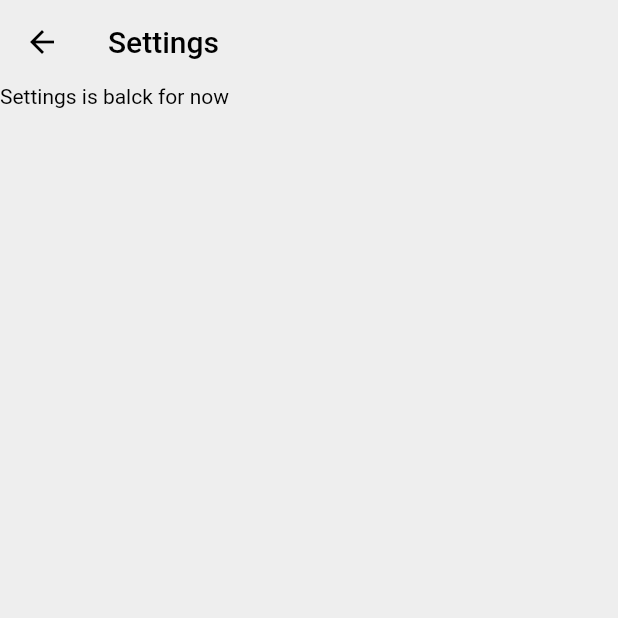
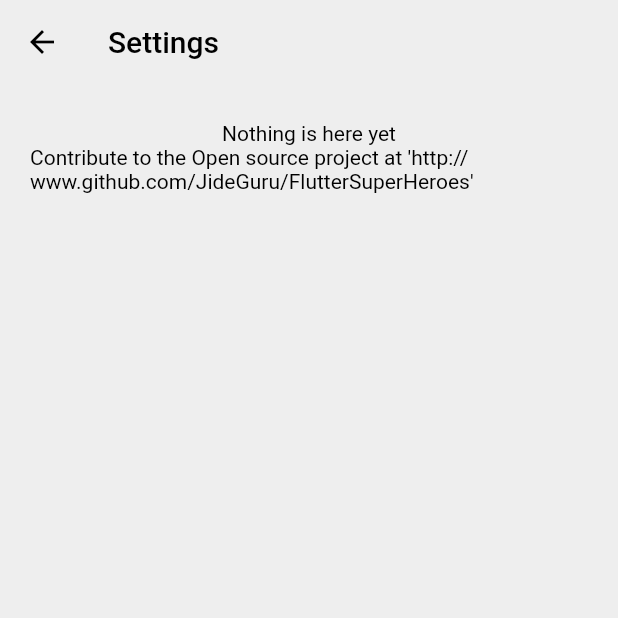
Before and after one commit to JideGuru/FlutterSuperHeroes, a Flutter app: the Settings screen opened directly, on a phone screen of 412 x 824 dp, the top half of it. Run offline on Flutter 3.47's test engine with Material 2 defaults, Android fonts, the light colour scheme and no system bars; our stand-ins replace percent_indicator; network calls fail.

Commit message:
Added: widgets in settings page

```diff
--- a/lib/screens/settings.dart
+++ b/lib/screens/settings.dart
@@ -29,7 +29,23 @@ class _SettingsState extends State<Settings> {
       backgroundColor: Colors.grey[200],
 
       body: Container(
-        child: Text("Settings is balck for now"),
+        child: SingleChildScrollView(
+          child: Container(
+            padding: EdgeInsets.only(
+              left: 20.0,
+              right: 20.0,
+              top: 25.0,
+              bottom: 10.0,
+            ),
+            width: MediaQuery.of(context).size.width,
+            child: Column(
+              children: <Widget>[
+                Text("Nothing is here yet"),
+                Text("Contribute to the Open source project at 'http://www.github.com/JideGuru/FlutterSuperHeroes'"),
+              ],
+            ),
+          ),
+        ),
       ),
     );
   }
```
